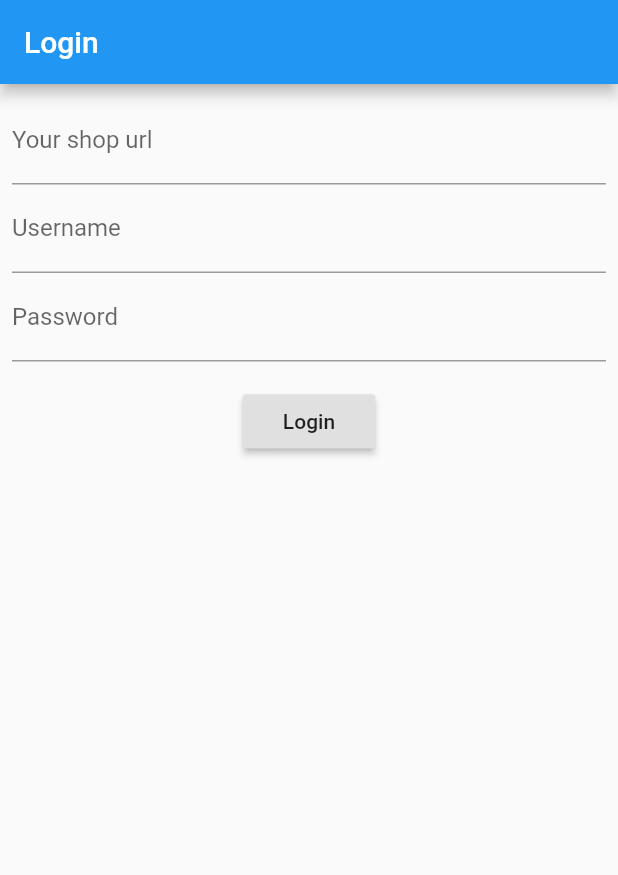
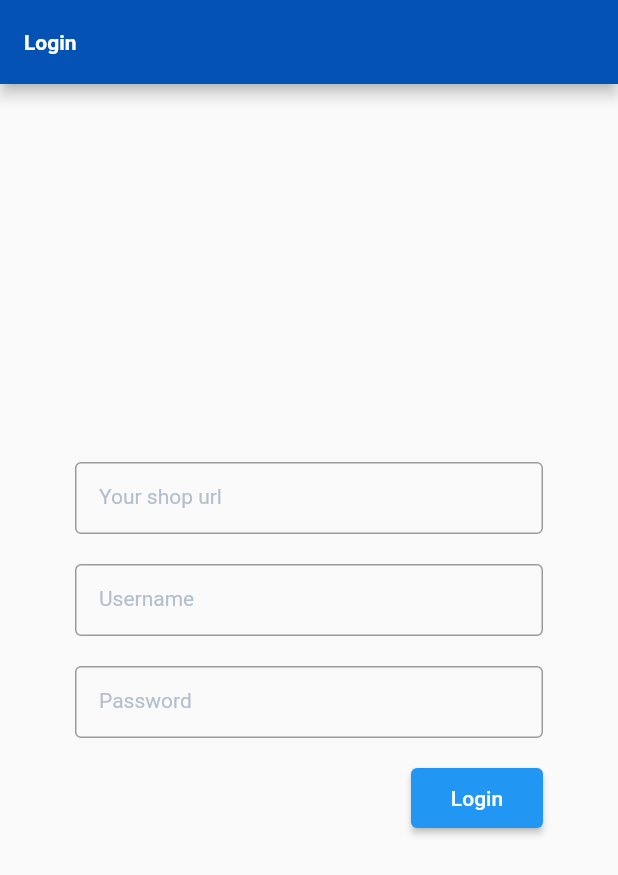
Before and after one commit to shopwareDowntown/merchant-app, a Flutter app: the screen it shows after launch, on a phone screen of 412 x 824 dp. Shown: the top 875 px of the screen. Run offline on Flutter 3.47's test engine with Material 2 defaults, Android fonts, the phone set to English and light mode, and no system bars; our stand-ins replace dio, image_picker, shared_preferences; missing offline and left inert: barcode_scan.

Commit message:
STYLE - Start theminig

```diff
--- a/lib/main.dart
+++ b/lib/main.dart
@@ -41,16 +41,45 @@ class MyApp extends StatelessWidget {
           return supportedLocales.first;
         },
         theme: ThemeData(
-          // This is the theme of your application.
-          //
-          // Try running your application with "flutter run". You'll see the
-          // application has a blue toolbar. Then, without quitting the app, try
-          // changing the primarySwatch below to Colors.green and then invoke
-          // "hot reload" (press "r" in the console where you ran "flutter run",
-          // or simply save your changes to "hot reload" in a Flutter IDE).
-          // Notice that the counter didn't reset back to zero; the application
-          // is not restarted.
-          primarySwatch: Colors.blue,
+          primaryColor: Color(0xFF0552B5),
+          accentColor: Color(0xFF189EFF),
+          primaryTextTheme: TextTheme(
+            title: TextStyle(
+              fontSize: 14,
+              color: Colors.white,
+              fontWeight: FontWeight.bold,
+            ),
+          ),
+          inputDecorationTheme: InputDecorationTheme(
+            border: OutlineInputBorder(
+              borderSide: BorderSide(color: Color(0xFFD1D9E0)),
+            ),
+            labelStyle: TextStyle(
+              fontSize: 14,
+              color: Color(0xFFB3BFCC),
+            ),
+            hintStyle: TextStyle(
+              fontSize: 14,
+              color: Color(0xFFB3BFCC),
+            ),
+            focusedBorder: OutlineInputBorder(
+              borderSide: BorderSide(color: Theme.of(context).accentColor),
+            ),
+            errorBorder: OutlineInputBorder(
+              borderSide: BorderSide(color: Color(0xFFDE294C)),
+            ),
+            focusedErrorBorder: OutlineInputBorder(
+              borderSide: BorderSide(color: Color(0xFFDE294C)),
+            ),
+            contentPadding: EdgeInsets.symmetric(horizontal: 16, vertical: 12),
+          ),
+          buttonTheme: ButtonThemeData(
+              height: 40,
+              shape: RoundedRectangleBorder(
+                borderRadius: BorderRadius.all(Radius.circular(4)),
+              ),
+              buttonColor: Theme.of(context).accentColor,
+              colorScheme: ColorScheme.dark()),
         ),
         home: Material(
           child: LoginPage(),
--- a/lib/pages/login_page.dart
+++ b/lib/pages/login_page.dart
@@ -47,8 +47,10 @@ class LoginState extends State<LoginPage> {
           ),
           body: Center(
             child: Column(
+              mainAxisAlignment: MainAxisAlignment.center,
               children: <Widget>[
                 Container(
+                  margin: EdgeInsets.symmetric(horizontal: 42),
                   child: Form(
                     key: _formKey,
                     child: Column(
@@ -77,6 +79,7 @@ class LoginState extends State<LoginPage> {
                             _shopUrl = value.trim();
                           },
                         ),
+                        SizedBox(height: 20),
                         TextFormField(
                           decoration: InputDecoration(
                               labelText:
@@ -93,6 +96,7 @@ class LoginState extends State<LoginPage> {
                             _username = value.trim();
                           },
                         ),
+                        SizedBox(height: 20),
                         TextFormField(
                           decoration: InputDecoration(
                               labelText:
@@ -110,8 +114,12 @@ class LoginState extends State<LoginPage> {
                           },
                           obscureText: true,
                         ),
+                        Row(
+                          mainAxisAlignment: MainAxisAlignment.end,
+                          children: <Widget>[
                             Padding(
-                          padding: const EdgeInsets.symmetric(vertical: 16.0),
+                              padding:
+                                  const EdgeInsets.symmetric(vertical: 16.0),
                               child: Builder(
                                 builder: (BuildContext context) {
                                   return RaisedButton(
@@ -139,17 +147,20 @@ class LoginState extends State<LoginPage> {
                                           Navigator.pushReplacement(
                                             context,
                                             MaterialPageRoute(
-                                          builder: (context) => ImportPage(),
+                                              builder: (context) =>
+                                                  ImportPage(),
                                             ),
                                           );
                                         });
                                       }
                                     },
-                                child: Text(
-                                    localization.translate("loginButtonLabel")),
+                                    child: Text(localization
+                                        .translate("loginButtonLabel")),
                                   );
                                 },
                               ),
+                            ),
+                          ],
                         ),
                       ],
                     ),
```
Also changed, not shown: lib/service/ean.dart (line endings or trailing spaces). Lines whose indentation alone changed are shown as unchanged.
